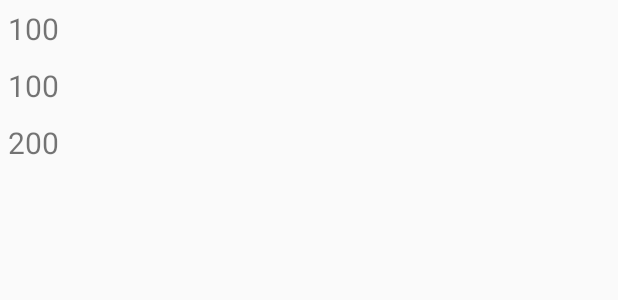
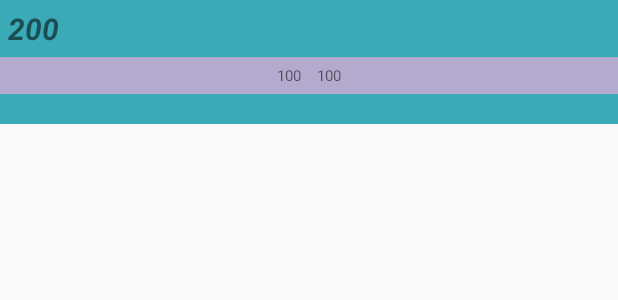
Before and after one commit to sahaabir917/Api-project-7.13.20, an Android app: the layout footballrow.xml on its own in the app's theme, with its tools: preview values and no code run, on a phone screen of 412 x 824 dp. Shown: the top 300 px of the screen. Run offline under Robolectric (Android 15) with nearby library versions, the phone set to English and light mode, and no system bars.

Commit message:
totalrecord data fetched and design changed

```diff
--- a/app/src/main/java/com/example/apiservice3/FootballDetailsFragment.kt
+++ b/app/src/main/java/com/example/apiservice3/FootballDetailsFragment.kt
@@ -40,4 +40,7 @@ class FootballDetailsFragment : Fragment() {
         Log.d("data is passed", index)
 
     }
+
+
+
 }
--- a/app/src/main/java/com/example/apiservice3/FootballFragment.kt
+++ b/app/src/main/java/com/example/apiservice3/FootballFragment.kt
@@ -75,7 +75,7 @@ class FootballFragment : Fragment() {
 
 
     private fun getfriend(){
-        progressbar.visibility = View.VISIBLE
+
                 val retrofit = Retrofit.Builder()
             .baseUrl("http://128.199.183.164:8081/")
             .addConverterFactory(GsonConverterFactory.create())
@@ -91,12 +91,12 @@ class FootballFragment : Fragment() {
             override fun onResponse(call: Call<FootballList>, response: Response<FootballList>) {
 
                 if(response!!.code()==200){
-                    progressbar.visibility = View.GONE
+
                     loading = true
                     showAllData(response.body()!!)
                 }else
                 {
-                    progressbar.visibility = View.GONE
+
                 }
 
             }
--- a/app/src/main/java/com/example/apiservice3/TypeFragment.kt
+++ b/app/src/main/java/com/example/apiservice3/TypeFragment.kt
@@ -9,6 +9,7 @@ import android.view.LayoutInflater
 import android.view.View
 import android.view.ViewGroup
 import android.widget.AbsListView
+import android.widget.Toast
 import androidx.recyclerview.widget.LinearLayoutManager
 import androidx.recyclerview.widget.RecyclerView
 import com.example.apiservice3.ApiserviceInterface.Football
@@ -41,8 +42,8 @@ class TypeFragment : Fragment() {
     lateinit var adapter: FootballAdapter
     lateinit var footballList: FootballList
     var i: Int = 0
-    var totalRecords : Int = 0
-    var totalretrive : Int = 0
+    var totalRecords: Int = 0
+    var totalretrive: Int = 0
 
 
     override fun onCreateView(
@@ -58,7 +59,6 @@ class TypeFragment : Fragment() {
     override fun onViewCreated(view: View, savedInstanceState: Bundle?) {
         super.onViewCreated(view, savedInstanceState)
 
-//
         val retrofit = Retrofit.Builder()
             .baseUrl("http://128.199.183.164:8081/")
             .addConverterFactory(GsonConverterFactory.create())
@@ -66,19 +66,17 @@ class TypeFragment : Fragment() {
 
         val api = retrofit.create(Football::class.java)
 
-
         api.getdata(pagesize, pageid).enqueue(object : Callback<FootballList> {
             override fun onFailure(call: Call<FootballList>, t: Throwable) {
                 d("Abir", "Failed to retrive")
             }
 
+
             override fun onResponse(call: Call<FootballList>, response: Response<FootballList>) {
                 d("Abir", "responsed")
                 showAllData(response.body()!!)
                 totalRecords = response.body()!!.page.totalRecords
-
             }
-
         })
 
 
@@ -98,52 +96,32 @@ class TypeFragment : Fragment() {
                     isScrolling = false
                     d("total record is in section 1 ", totalRecords.toString())
                     fetchagain(totalRecords)
-
                 }
-
             }
 
             override fun onScrollStateChanged(recyclerView: RecyclerView, newState: Int) {
                 super.onScrollStateChanged(recyclerView, newState)
                 if (newState == AbsListView.OnScrollListener.SCROLL_STATE_TOUCH_SCROLL) {
                     isScrolling = true
-
                 }
             }
-
         })
-
-
     }
 
 
     private fun showAllData(footballList: FootballList) {
-
         adapter = FootballAdapter(footballList)
         recyclerview.adapter = adapter
-
     }
 
 
-    private fun fetchagain(totalrecords : Int ) {
+    private fun fetchagain(totalrecords: Int) {
 
-        //        totalretrive = (pagesize*pageid)
-//        d("totalretrive",totalretrive.toString())
-//
-//        if(totalrecords2!=totalretrive){
-//            d("load more or not","load more")
-//        }
-//        if(totalrecords2 == totalretrive){
-//            d("load more or not","dont load $totalretrive" )
-//        }
+        totalretrive = pagesize * pageid
+        d("pageid before", "$pageid")
+        d("total retrive before", "$totalretrive")
 
-        totalretrive =pagesize*pageid
-        d("pageid before","$pageid")
-        d("total retrive before" , "$totalretrive")
-
-
-
-        if(totalrecords != totalretrive){
+        if (totalrecords != totalretrive) {
             Handler().postDelayed(Runnable {
                 kotlin.run {
                     pageid++
@@ -153,8 +131,10 @@ class TypeFragment : Fragment() {
             }, 5000)
 
         }
-        if(totalretrive >= totalrecords){
-            d("load data "," donot load any data ")
+        if (totalretrive >= totalrecords) {
+//            d("load data ", " donot load any data ")
+        Toast.makeText(context,"no more news",Toast.LENGTH_SHORT).show()
+
         }
 
 
@@ -185,17 +165,12 @@ class TypeFragment : Fragment() {
             }
 
             override fun onResponse(call: Call<FootballList>, response: Response<FootballList>) {
-
                 i++
                 d("Abir", "responsed" + i.toString())
-
                 adapter.addFootballData(response.body()!!.data)
                 adapter.notifyDataSetChanged()
             }
-
         })
-
-
     }
 
 
--- a/app/src/main/res/layout/activity_main.xml
+++ b/app/src/main/res/layout/activity_main.xml
@@ -17,7 +17,7 @@
             android:id="@+id/nav_host_fragment"
             android:name="androidx.navigation.fragment.NavHostFragment"
             android:layout_width="match_parent"
-            android:layout_height="wrap_content"
+            android:layout_height="match_parent"
             app:defaultNavHost="true"
             app:navGraph="@navigation/nav_graph" />
 
--- a/app/src/main/res/layout/footballrow.xml
+++ b/app/src/main/res/layout/footballrow.xml
@@ -6,39 +6,50 @@
 
 
     <LinearLayout
-        android:layout_width="wrap_content"
-        android:layout_height="wrap_content"
-        android:orientation="vertical">
-
-    <TextView
-        android:padding="5dp"
-        android:layout_width="wrap_content"
-        android:layout_height="wrap_content"
-        android:text="100"
-        android:textSize="20dp"
-        android:id="@+id/id_number"
-        />
-
-    <TextView
-        android:padding="5dp"
-        android:layout_width="wrap_content"
-        android:layout_height="wrap_content"
-        android:text="100"
-        android:textSize="20dp"
-        android:id="@+id/published_at"
-        />
+        android:layout_width="match_parent"
+        android:layout_height="match_parent"
+        android:background="#39AAB6"
+        android:orientation="vertical"
+        android:paddingBottom="20dp">
 
 
+        <TextView
+            android:id="@+id/bodies"
+            android:layout_width="wrap_content"
+            android:layout_height="wrap_content"
+            android:padding="5dp"
+            android:paddingBottom="20dp"
+            android:text="200"
+            android:textSize="20dp"
+            android:textStyle="bold|italic" />
 
-    <TextView
-        android:padding="5dp"
-        android:layout_width="wrap_content"
-        android:layout_height="wrap_content"
-        android:text="200"
-        android:textSize="20dp"
-        android:id="@+id/bodies"
-        android:paddingBottom="20dp"
-        />
 
+        <LinearLayout
+            android:layout_width="match_parent"
+            android:layout_height="wrap_content"
+            android:background="#B4AACD"
+            android:gravity="center"
+            android:orientation="horizontal">
+
+            <TextView
+                android:id="@+id/id_number"
+                android:layout_width="wrap_content"
+                android:layout_height="wrap_content"
+                android:padding="5dp"
+                android:text="100"
+                android:textSize="10dp" />
+
+            <TextView
+                android:id="@+id/published_at"
+                android:layout_width="wrap_content"
+                android:layout_height="wrap_content"
+                android:padding="5dp"
+                android:text="100"
+                android:textSize="10dp" />
+
+
+        </LinearLayout>
+
+
+    </LinearLayout>
 </LinearLayout>
-</LinearLayout>
--- a/app/src/main/res/layout/fragment_type.xml
+++ b/app/src/main/res/layout/fragment_type.xml
@@ -18,10 +18,7 @@
         android:id="@+id/recyclerview"
         />
 
-        <ProgressBar
-            android:layout_width="match_parent"
-            android:layout_height="48dp"
-            android:id="@+id/progressbar"/>
+
 
     </LinearLayout>
 
```
Lines whose indentation alone changed are shown as unchanged.
